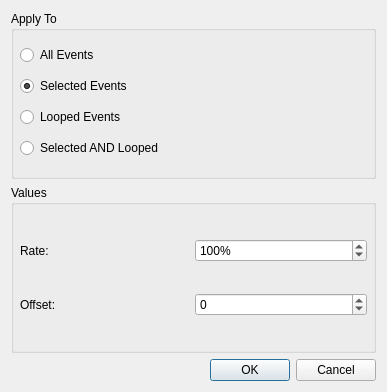
Qt form muse/muse/midiedit/gatetime.ui (emrum/muse) before a commit.
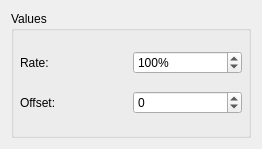
The same form after that commit.

```diff
--- a/muse/muse/midiedit/gatetime.ui
+++ b/muse/muse/midiedit/gatetime.ui
@@ -3,13 +3,13 @@
  <comment></comment>
  <exportmacro></exportmacro>
  <class>GateTimeBase</class>
- <widget class="QDialog" name="GateTimeBase" >
+ <widget class="QWidget" name="GateTimeBase" >
   <property name="geometry" >
    <rect>
     <x>0</x>
     <y>0</y>
-    <width>387</width>
-    <height>392</height>
+    <width>262</width>
+    <height>149</height>
    </rect>
   </property>
   <property name="windowTitle" >
@@ -22,52 +22,6 @@
    <property name="spacing" >
     <number>6</number>
    </property>
-   <item>
-    <widget class="QGroupBox" name="rangeGroup" >
-     <property name="title" >
-      <string>Apply To</string>
-     </property>
-     <layout class="QVBoxLayout" >
-      <property name="margin" >
-       <number>6</number>
-      </property>
-      <property name="spacing" >
-       <number>3</number>
-      </property>
-      <item>
-       <widget class="QRadioButton" name="allEventsButton" >
-        <property name="text" >
-         <string>All Events</string>
-        </property>
-       </widget>
-      </item>
-      <item>
-       <widget class="QRadioButton" name="selectedEventsButton" >
-        <property name="text" >
-         <string>Selected Events</string>
-        </property>
-        <property name="checked" >
-         <bool>true</bool>
-        </property>
-       </widget>
-      </item>
-      <item>
-       <widget class="QRadioButton" name="loopedEventsButton" >
-        <property name="text" >
-         <string>Looped Events</string>
-        </property>
-       </widget>
-      </item>
-      <item>
-       <widget class="QRadioButton" name="selectedLoopedButton" >
-        <property name="text" >
-         <string>Selected AND Looped</string>
-        </property>
-       </widget>
-      </item>
-     </layout>
-    </widget>
-   </item>
    <item>
     <widget class="QGroupBox" name="GroupBox3" >
      <property name="title" >
@@ -123,52 +77,6 @@
      </layout>
     </widget>
    </item>
-   <item>
-    <layout class="QHBoxLayout" >
-     <property name="margin" >
-      <number>0</number>
-     </property>
-     <property name="spacing" >
-      <number>6</number>
-     </property>
-     <item>
-      <spacer>
-       <property name="orientation" >
-        <enum>Qt::Horizontal</enum>
-       </property>
-       <property name="sizeType" >
-        <enum>QSizePolicy::Expanding</enum>
-       </property>
-       <property name="sizeHint" >
-        <size>
-         <width>20</width>
-         <height>20</height>
-        </size>
-       </property>
-      </spacer>
-     </item>
-     <item>
-      <widget class="QPushButton" name="okButton" >
-       <property name="text" >
-        <string>OK</string>
-       </property>
-       <property name="autoDefault" >
-        <bool>false</bool>
-       </property>
-       <property name="default" >
-        <bool>true</bool>
-       </property>
-      </widget>
-     </item>
-     <item>
-      <widget class="QPushButton" name="cancelButton" >
-       <property name="text" >
-        <string>Cancel</string>
-       </property>
-      </widget>
-     </item>
-    </layout>
-   </item>
   </layout>
  </widget>
  <pixmapfunction>qPixmapFromMimeSource</pixmapfunction>
```
Left out of the diff: 35 changed lines with no effect on the pictures.
